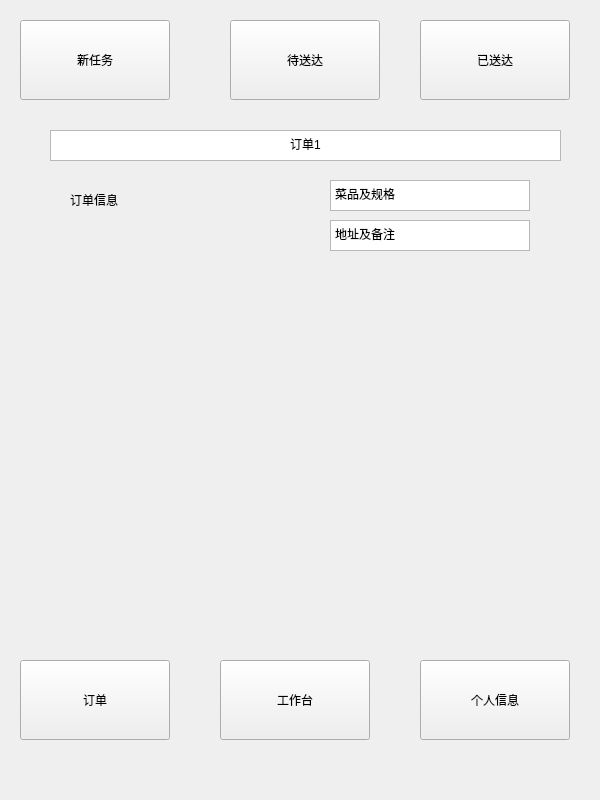
First picture: the form in business/shangjia2.ui, repository chichuxwx/Food-delivery-platform, before the edit.
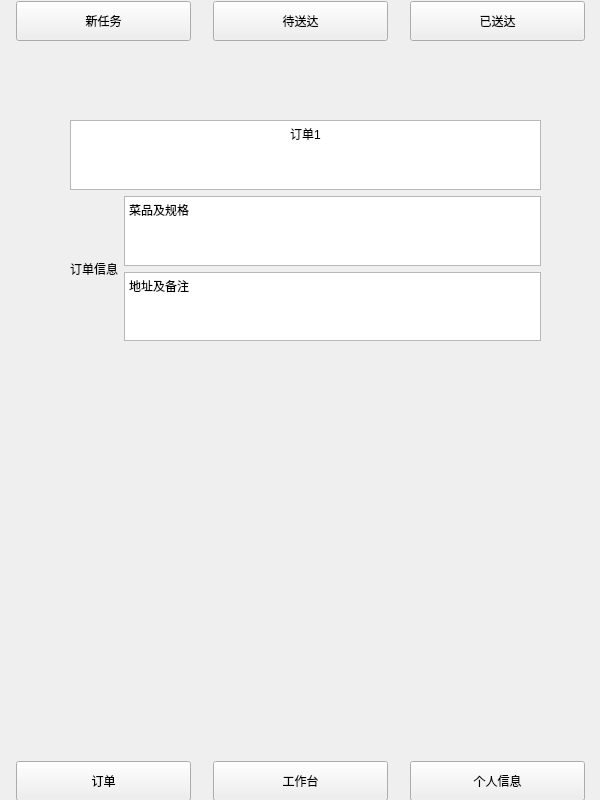
Second picture: the form after the edit.

Diff of the .ui file:
```diff
--- a/business/shangjia2.ui
+++ b/business/shangjia2.ui
@@ -13,115 +13,188 @@
   <property name="windowTitle">
    <string>Form</string>
   </property>
-  <widget class="QPushButton" name="pushButton_3">
+  <widget class="QWidget" name="layoutWidget">
    <property name="geometry">
     <rect>
-     <x>420</x>
-     <y>20</y>
-     <width>150</width>
-     <height>80</height>
+     <x>0</x>
+     <y>0</y>
+     <width>601</width>
+     <height>42</height>
     </rect>
    </property>
-   <property name="text">
-    <string>已送达</string>
-   </property>
+   <layout class="QHBoxLayout" name="horizontalLayout">
+    <item>
+     <widget class="QPushButton" name="pushButton">
+      <property name="minimumSize">
+       <size>
+        <width>175</width>
+        <height>40</height>
+       </size>
+      </property>
+      <property name="maximumSize">
+       <size>
+        <width>175</width>
+        <height>40</height>
+       </size>
+      </property>
+      <property name="font">
+       <font>
+        <family>Microsoft YaHei</family>
+       </font>
+      </property>
+      <property name="text">
+       <string>新任务</string>
+      </property>
+     </widget>
+    </item>
+    <item>
+     <widget class="QPushButton" name="pushButton_2">
+      <property name="minimumSize">
+       <size>
+        <width>175</width>
+        <height>40</height>
+       </size>
+      </property>
+      <property name="maximumSize">
+       <size>
+        <width>175</width>
+        <height>40</height>
+       </size>
+      </property>
+      <property name="font">
+       <font>
+        <family>Microsoft YaHei</family>
+       </font>
+      </property>
+      <property name="text">
+       <string>待送达</string>
+      </property>
+     </widget>
+    </item>
+    <item>
+     <widget class="QPushButton" name="pushButton_3">
+      <property name="minimumSize">
+       <size>
+        <width>175</width>
+        <height>40</height>
+       </size>
+      </property>
+      <property name="maximumSize">
+       <size>
+        <width>175</width>
+        <height>40</height>
+       </size>
+      </property>
+      <property name="font">
+       <font>
+        <family>Microsoft YaHei</family>
+       </font>
+      </property>
+      <property name="text">
+       <string>已送达</string>
+      </property>
+     </widget>
+    </item>
+   </layout>
   </widget>
-  <widget class="QPushButton" name="pushButton_5">
+  <widget class="QWidget" name="layoutWidget">
    <property name="geometry">
     <rect>
-     <x>420</x>
-     <y>660</y>
-     <width>150</width>
-     <height>80</height>
+     <x>0</x>
+     <y>760</y>
+     <width>601</width>
+     <height>42</height>
     </rect>
    </property>
-   <property name="text">
-    <string>个人信息</string>
-   </property>
+   <layout class="QHBoxLayout" name="horizontalLayout_2">
+    <item>
+     <widget class="QPushButton" name="pushButton_4">
+      <property name="minimumSize">
+       <size>
+        <width>175</width>
+        <height>40</height>
+       </size>
+      </property>
+      <property name="maximumSize">
+       <size>
+        <width>175</width>
+        <height>40</height>
+       </size>
+      </property>
+      <property name="font">
+       <font>
+        <family>Microsoft YaHei</family>
+       </font>
+      </property>
+      <property name="text">
+       <string>订单</string>
+      </property>
+     </widget>
+    </item>
+    <item>
+     <widget class="QPushButton" name="pushButton_6">
+      <property name="minimumSize">
+       <size>
+        <width>175</width>
+        <height>40</height>
+       </size>
+      </property>
+      <property name="maximumSize">
+       <size>
+        <width>175</width>
+        <height>40</height>
+       </size>
+      </property>
+      <property name="font">
+       <font>
+        <family>Microsoft YaHei</family>
+       </font>
+      </property>
+      <property name="text">
+       <string>工作台</string>
+      </property>
+     </widget>
+    </item>
+    <item>
+     <widget class="QPushButton" name="pushButton_5">
+      <property name="minimumSize">
+       <size>
+        <width>175</width>
+        <height>40</height>
+       </size>
+      </property>
+      <property name="maximumSize">
+       <size>
+        <width>175</width>
+        <height>40</height>
+       </size>
+      </property>
+      <property name="font">
+       <font>
+        <family>Microsoft YaHei</family>
+       </font>
+      </property>
+      <property name="text">
+       <string>个人信息</string>
+      </property>
+     </widget>
+    </item>
+   </layout>
   </widget>
-  <widget class="QPushButton" name="pushButton_2">
+  <widget class="QWidget" name="">
    <property name="geometry">
     <rect>
-     <x>230</x>
-     <y>20</y>
-     <width>150</width>
-     <height>80</height>
+     <x>70</x>
+     <y>120</y>
+     <width>471</width>
+     <height>221</height>
     </rect>
    </property>
-   <property name="text">
-    <string>待送达</string>
-   </property>
-  </widget>
-  <widget class="QPushButton" name="pushButton">
-   <property name="geometry">
-    <rect>
-     <x>20</x>
-     <y>20</y>
-     <width>150</width>
-     <height>80</height>
-    </rect>
-   </property>
-   <property name="text">
-    <string>新任务</string>
-   </property>
-  </widget>
-  <widget class="QPushButton" name="pushButton_6">
-   <property name="geometry">
-    <rect>
-     <x>220</x>
-     <y>660</y>
-     <width>150</width>
-     <height>80</height>
-    </rect>
-   </property>
-   <property name="text">
-    <string>工作台</string>
-   </property>
-  </widget>
-  <widget class="QPushButton" name="pushButton_4">
-   <property name="geometry">
-    <rect>
-     <x>20</x>
-     <y>660</y>
-     <width>150</width>
-     <height>80</height>
-    </rect>
-   </property>
-   <property name="text">
-    <string>订单</string>
-   </property>
-  </widget>
-  <widget class="QTextBrowser" name="textBrowser_3">
-   <property name="geometry">
-    <rect>
-     <x>330</x>
-     <y>220</y>
-     <width>200</width>
-     <height>31</height>
-    </rect>
-   </property>
-   <property name="html">
-    <string>&lt;!DOCTYPE HTML PUBLIC &quot;-//W3C//DTD HTML 4.0//EN&quot; &quot;http://www.w3.org/TR/REC-html40/strict.dtd&quot;&gt;
-&lt;html&gt;&lt;head&gt;&lt;meta name=&quot;qrichtext&quot; content=&quot;1&quot; /&gt;&lt;meta charset=&quot;utf-8&quot; /&gt;&lt;style type=&quot;text/css&quot;&gt;
-p, li { white-space: pre-wrap; }
-hr { height: 1px; border-width: 0; }
-li.unchecked::marker { content: &quot;\2610&quot;; }
-li.checked::marker { content: &quot;\2612&quot;; }
-&lt;/style&gt;&lt;/head&gt;&lt;body style=&quot; font-family:'Microsoft YaHei UI'; font-size:9pt; font-weight:400; font-style:normal;&quot;&gt;
-&lt;p style=&quot; margin-top:0px; margin-bottom:0px; margin-left:0px; margin-right:0px; -qt-block-indent:0; text-indent:0px;&quot;&gt;地址及备注&lt;/p&gt;&lt;/body&gt;&lt;/html&gt;</string>
-   </property>
-  </widget>
-  <widget class="QTextBrowser" name="textBrowser">
-   <property name="geometry">
-    <rect>
-     <x>50</x>
-     <y>130</y>
-     <width>511</width>
-     <height>31</height>
-    </rect>
-   </property>
-   <property name="html">
-    <string>&lt;!DOCTYPE HTML PUBLIC &quot;-//W3C//DTD HTML 4.0//EN&quot; &quot;http://www.w3.org/TR/REC-html40/strict.dtd&quot;&gt;
+   <layout class="QGridLayout" name="gridLayout">
+    <item row="0" column="0" colspan="2">
+     <widget class="QTextBrowser" name="textBrowser">
+      <property name="html">
+       <string>&lt;!DOCTYPE HTML PUBLIC &quot;-//W3C//DTD HTML 4.0//EN&quot; &quot;http://www.w3.org/TR/REC-html40/strict.dtd&quot;&gt;
 &lt;html&gt;&lt;head&gt;&lt;meta name=&quot;qrichtext&quot; content=&quot;1&quot; /&gt;&lt;meta charset=&quot;utf-8&quot; /&gt;&lt;style type=&quot;text/css&quot;&gt;
 p, li { white-space: pre-wrap; }
 hr { height: 1px; border-width: 0; }
@@ -129,19 +202,20 @@
 li.checked::marker { content: &quot;\2612&quot;; }
 &lt;/style&gt;&lt;/head&gt;&lt;body style=&quot; font-family:'Microsoft YaHei UI'; font-size:9pt; font-weight:400; font-style:normal;&quot;&gt;
 &lt;p align=&quot;center&quot; style=&quot; margin-top:0px; margin-bottom:0px; margin-left:0px; margin-right:0px; -qt-block-indent:0; text-indent:0px;&quot;&gt;订单1&lt;/p&gt;&lt;/body&gt;&lt;/html&gt;</string>
-   </property>
-  </widget>
-  <widget class="QTextBrowser" name="textBrowser_2">
-   <property name="geometry">
-    <rect>
-     <x>330</x>
-     <y>180</y>
-     <width>200</width>
-     <height>31</height>
-    </rect>
-   </property>
-   <property name="html">
-    <string>&lt;!DOCTYPE HTML PUBLIC &quot;-//W3C//DTD HTML 4.0//EN&quot; &quot;http://www.w3.org/TR/REC-html40/strict.dtd&quot;&gt;
+      </property>
+     </widget>
+    </item>
+    <item row="1" column="0" rowspan="2">
+     <widget class="QLabel" name="label">
+      <property name="text">
+       <string>订单信息</string>
+      </property>
+     </widget>
+    </item>
+    <item row="1" column="1">
+     <widget class="QTextBrowser" name="textBrowser_2">
+      <property name="html">
+       <string>&lt;!DOCTYPE HTML PUBLIC &quot;-//W3C//DTD HTML 4.0//EN&quot; &quot;http://www.w3.org/TR/REC-html40/strict.dtd&quot;&gt;
 &lt;html&gt;&lt;head&gt;&lt;meta name=&quot;qrichtext&quot; content=&quot;1&quot; /&gt;&lt;meta charset=&quot;utf-8&quot; /&gt;&lt;style type=&quot;text/css&quot;&gt;
 p, li { white-space: pre-wrap; }
 hr { height: 1px; border-width: 0; }
@@ -149,20 +223,24 @@
 li.checked::marker { content: &quot;\2612&quot;; }
 &lt;/style&gt;&lt;/head&gt;&lt;body style=&quot; font-family:'Microsoft YaHei UI'; font-size:9pt; font-weight:400; font-style:normal;&quot;&gt;
 &lt;p style=&quot; margin-top:0px; margin-bottom:0px; margin-left:0px; margin-right:0px; -qt-block-indent:0; text-indent:0px;&quot;&gt;菜品及规格&lt;/p&gt;&lt;/body&gt;&lt;/html&gt;</string>
-   </property>
-  </widget>
-  <widget class="QLabel" name="label">
-   <property name="geometry">
-    <rect>
-     <x>70</x>
-     <y>190</y>
-     <width>69</width>
-     <height>19</height>
-    </rect>
-   </property>
-   <property name="text">
-    <string>订单信息</string>
-   </property>
+      </property>
+     </widget>
+    </item>
+    <item row="2" column="1">
+     <widget class="QTextBrowser" name="textBrowser_3">
+      <property name="html">
+       <string>&lt;!DOCTYPE HTML PUBLIC &quot;-//W3C//DTD HTML 4.0//EN&quot; &quot;http://www.w3.org/TR/REC-html40/strict.dtd&quot;&gt;
+&lt;html&gt;&lt;head&gt;&lt;meta name=&quot;qrichtext&quot; content=&quot;1&quot; /&gt;&lt;meta charset=&quot;utf-8&quot; /&gt;&lt;style type=&quot;text/css&quot;&gt;
+p, li { white-space: pre-wrap; }
+hr { height: 1px; border-width: 0; }
+li.unchecked::marker { content: &quot;\2610&quot;; }
+li.checked::marker { content: &quot;\2612&quot;; }
+&lt;/style&gt;&lt;/head&gt;&lt;body style=&quot; font-family:'Microsoft YaHei UI'; font-size:9pt; font-weight:400; font-style:normal;&quot;&gt;
+&lt;p style=&quot; margin-top:0px; margin-bottom:0px; margin-left:0px; margin-right:0px; -qt-block-indent:0; text-indent:0px;&quot;&gt;地址及备注&lt;/p&gt;&lt;/body&gt;&lt;/html&gt;</string>
+      </property>
+     </widget>
+    </item>
+   </layout>
   </widget>
  </widget>
  <resources/>
```
